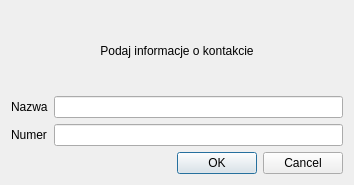
Qt form addcontact.ui (killpl/SIP-Phone) before a commit.
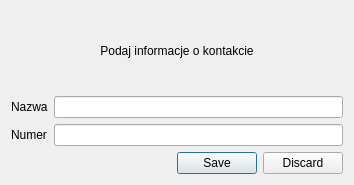
The same form after that commit.

What changed in the file:
```diff
--- a/addcontact.ui
+++ b/addcontact.ui
@@ -54,7 +54,7 @@
       <enum>Qt::Horizontal</enum>
      </property>
      <property name="standardButtons">
-      <set>QDialogButtonBox::Cancel|QDialogButtonBox::Ok</set>
+      <set>QDialogButtonBox::Discard|QDialogButtonBox::Save</set>
      </property>
     </widget>
    </item>
```
